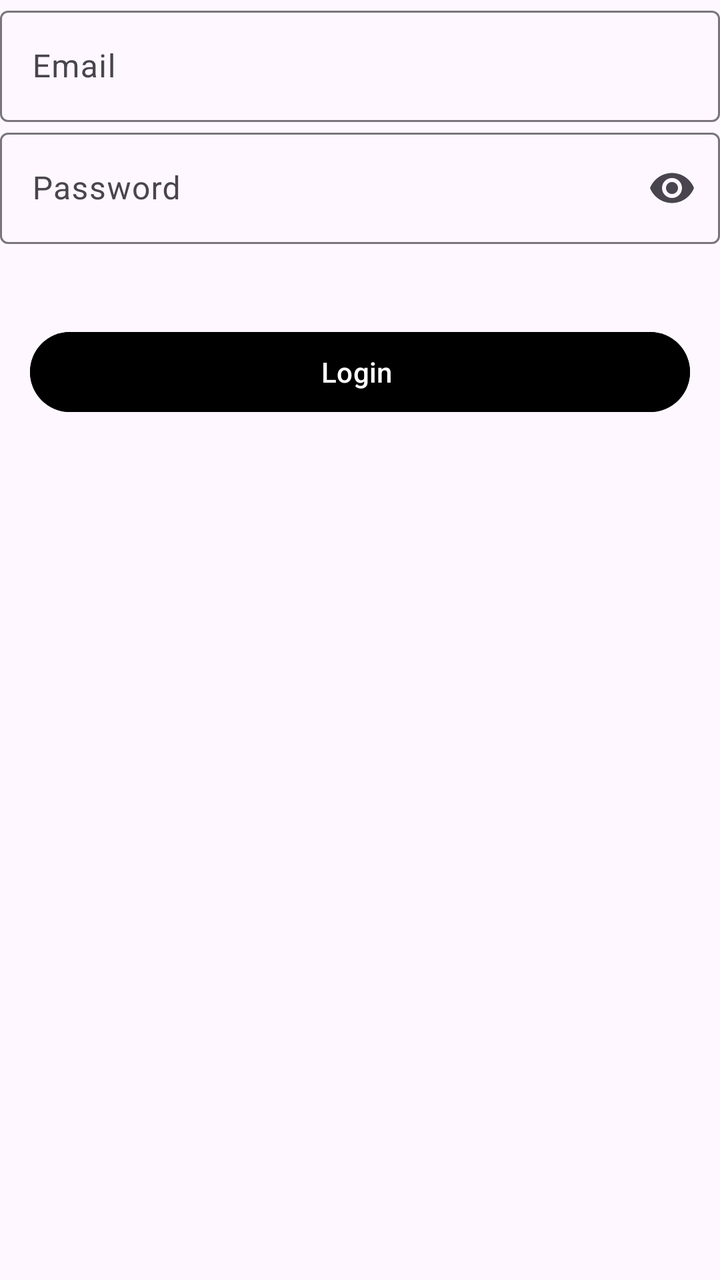
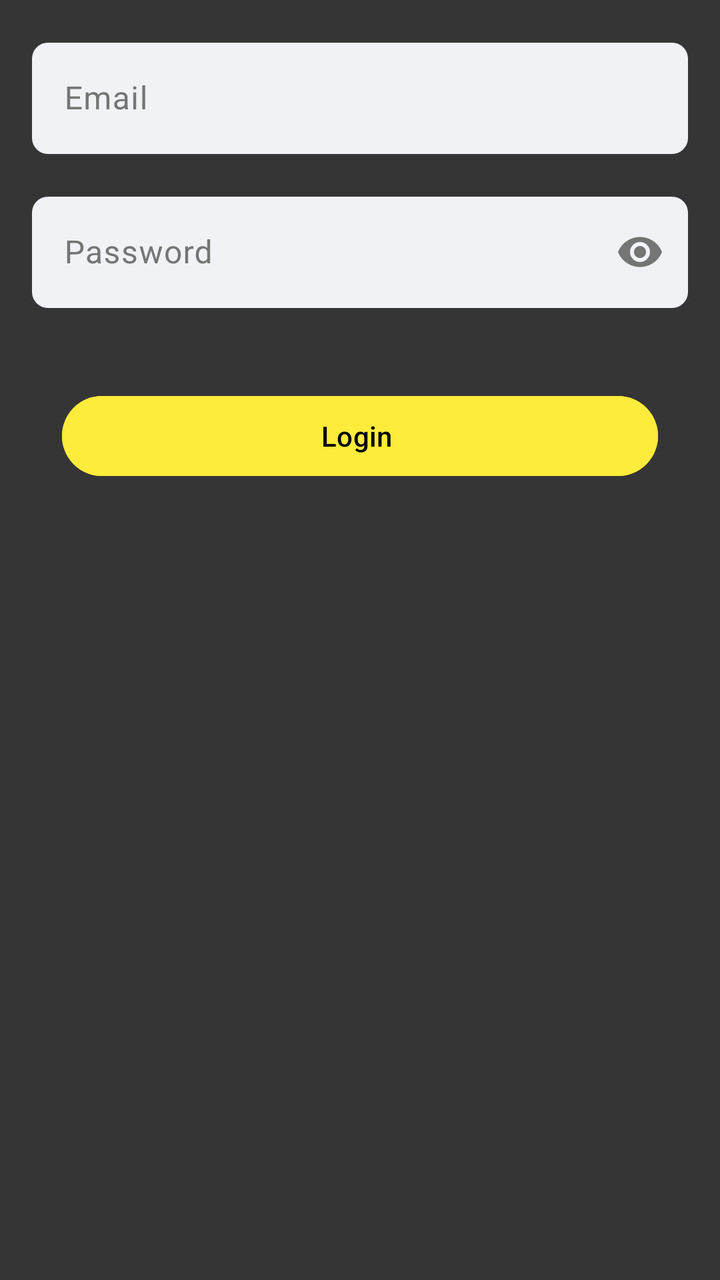

The first picture is an Android layout as it rendered before a commit; the second is the same layout after the commit. The layout source and the unified diff follow.
<!-- AndroidManifest.xml: application theme Theme.Smd_assigment_1 -->
<!-- res/layout/fragment_login_.xml -->
<?xml version="1.0" encoding="utf-8"?>
<FrameLayout xmlns:android="http://schemas.android.com/apk/res/android"
    xmlns:tools="http://schemas.android.com/tools"
    android:layout_width="match_parent"
    android:layout_height="match_parent"
    xmlns:app="http://schemas.android.com/apk/res-auto"
    tools:context=".Login_Frag">

    <LinearLayout
        android:layout_width="match_parent"
        android:layout_height="match_parent"
        android:orientation="vertical"
        >
        <com.google.android.material.textfield.TextInputLayout
            android:layout_width="match_parent"
            android:layout_height="wrap_content"
            >
            <com.google.android.material.textfield.TextInputEditText
                android:layout_width="match_parent"
                android:layout_height="wrap_content"
                android:id="@+id/etEmail_login"
                android:textColor="#FFFFFF"
                android:hint="Email"
                android:inputType="textEmailAddress"/>
                />

        </com.google.android.material.textfield.TextInputLayout>


        <com.google.android.material.textfield.TextInputLayout
            android:layout_width="match_parent"
            android:layout_height="wrap_content"
            android:hint="Password"
            app:endIconMode="password_toggle"
           >
            <com.google.android.material.textfield.TextInputEditText
                android:id="@+id/etPassword"
                android:layout_width="match_parent"
                android:layout_height="wrap_content"
                android:textColor="#FFFFFF"
                android:inputType="textPassword"/>
        </com.google.android.material.textfield.TextInputLayout>

        <com.google.android.material.button.MaterialButton
            android:layout_width="match_parent"
            android:id="@+id/bt_login"
            android:layout_height="wrap_content"
            android:layout_marginTop="40dp"
            android:layout_gravity="center"
            android:layout_marginHorizontal="15dp"
            android:text="Login "
            android:backgroundTint="@color/black"
            />


    </LinearLayout>



</FrameLayout>
<!-- resources referenced by this layout -->
<resources>
  <color name="black">#FF000000</color>
  <style name="Theme.Smd_assigment_1" parent="Base.Theme.Smd_assigment_1" />
  <style name="Base.Theme.Smd_assigment_1" parent="Theme.Material3.DayNight.NoActionBar">
          
          
      </style>
</resources>

<!-- the commit's change to res/layout/fragment_login_.xml (unified diff, before → after) -->
@@ -4,57 +4,86 @@
     android:layout_width="match_parent"
     android:layout_height="match_parent"
     xmlns:app="http://schemas.android.com/apk/res-auto"
+    android:background="@color/matte_grey"
     tools:context=".Login_Frag">
 
     <LinearLayout
         android:layout_width="match_parent"
         android:layout_height="match_parent"
         android:orientation="vertical"
-        >
+        android:padding="16dp">
+
         <com.google.android.material.textfield.TextInputLayout
             android:layout_width="match_parent"
             android:layout_height="wrap_content"
-            >
+            android:textColorHint="#757575"
+            app:hintTextColor="#757575"
+            app:boxBackgroundColor="#F0F2F5"
+            app:boxCornerRadiusTopStart="8dp"
+            app:boxCornerRadiusTopEnd="8dp"
+            app:boxCornerRadiusBottomStart="8dp"
+            app:boxCornerRadiusBottomEnd="8dp"
+            app:boxStrokeWidth="0dp"
+            app:boxStrokeWidthFocused="0dp">
+
             <com.google.android.material.textfield.TextInputEditText
+                android:id="@+id/etEmail_login"
                 android:layout_width="match_parent"
                 android:layout_height="wrap_content"
-                android:id="@+id/etEmail_login"
-                android:textColor="#FFFFFF"
                 android:hint="Email"
-                android:inputType="textEmailAddress"/>
-                />
+                android:inputType="textEmailAddress"
+                android:textColor="@color/black" />
 
         </com.google.android.material.textfield.TextInputLayout>
+
+        <View
+            android:layout_width="match_parent"
+            android:layout_height="16dp" />
 
 
         <com.google.android.material.textfield.TextInputLayout
             android:layout_width="match_parent"
             android:layout_height="wrap_content"
             android:hint="Password"
+            android:textColorHint="#757575"
+            app:boxBackgroundColor="#F0F2F5"
+            app:boxCornerRadiusBottomEnd="8dp"
+            app:boxCornerRadiusBottomStart="8dp"
+            app:boxCornerRadiusTopEnd="8dp"
+            app:boxCornerRadiusTopStart="8dp"
+            app:boxStrokeWidth="0dp"
+            app:boxStrokeWidthFocused="0dp"
             app:endIconMode="password_toggle"
-           >
+            app:endIconTint="#757575"
+            app:hintTextColor="#757575">
+
             <com.google.android.material.textfield.TextInputEditText
                 android:id="@+id/etPassword"
                 android:layout_width="match_parent"
                 android:layout_height="wrap_content"
-                android:textColor="#FFFFFF"
-                android:inputType="textPassword"/>
+                android:inputType="textPassword"
+                android:textColor="@color/black" />
         </com.google.android.material.textfield.TextInputLayout>
 
         <com.google.android.material.button.MaterialButton
+            android:id="@+id/bt_login"
             android:layout_width="match_parent"
-            android:id="@+id/bt_login"
             android:layout_height="wrap_content"
-            android:layout_marginTop="40dp"
             android:layout_gravity="center"
             android:layout_marginHorizontal="15dp"
+            android:layout_marginTop="40dp"
+            android:backgroundTint="@color/yellow"
             android:text="Login "
-            android:backgroundTint="@color/black"
-            />
+            android:textColor="@color/black" />
 
+        <ProgressBar
+            android:id="@+id/pb_login"
+            android:layout_width="wrap_content"
+            android:layout_height="wrap_content"
+            android:layout_gravity="center"
+            android:layout_marginTop="20dp"
+            android:visibility="gone" />
 
     </LinearLayout>
 
-
-
 </FrameLayout>
<!-- resource entries referenced after the edit -->
@@ -1,6 +1,8 @@
 <!-- resources referenced by this layout -->
 <resources>
   <color name="black">#FF000000</color>
+  <color name="matte_grey">#353535</color>
+  <color name="yellow">#FFEB3B</color>
   <style name="Theme.Smd_assigment_1" parent="Base.Theme.Smd_assigment_1" />
   <style name="Base.Theme.Smd_assigment_1" parent="Theme.Material3.DayNight.NoActionBar">
           
